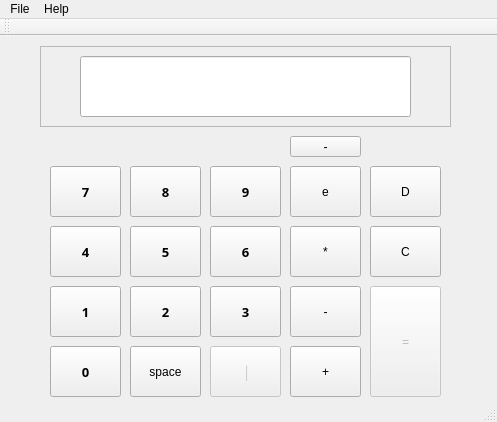
This is Qt/mainwindow.ui in randyma01/CE3104-Calculator as Qt 5 draws it before an edit. The edited form follows.
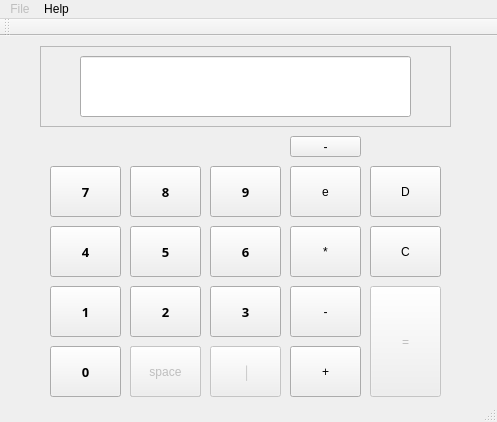
This is the edited form.

```diff
--- a/Qt/mainwindow.ui
+++ b/Qt/mainwindow.ui
@@ -400,6 +400,22 @@
      <string>-</string>
     </property>
    </widget>
+   <widget class="QPushButton" name="spaceBlank_Eval">
+    <property name="enabled">
+     <bool>false</bool>
+    </property>
+    <property name="geometry">
+     <rect>
+      <x>130</x>
+      <y>310</y>
+      <width>71</width>
+      <height>51</height>
+     </rect>
+    </property>
+    <property name="text">
+     <string>space</string>
+    </property>
+   </widget>
   </widget>
   <widget class="QMenuBar" name="menuBar">
    <property name="geometry">
@@ -411,6 +427,9 @@
     </rect>
    </property>
    <widget class="QMenu" name="menuFile">
+    <property name="enabled">
+     <bool>false</bool>
+    </property>
     <property name="title">
      <string>File</string>
     </property>
```
